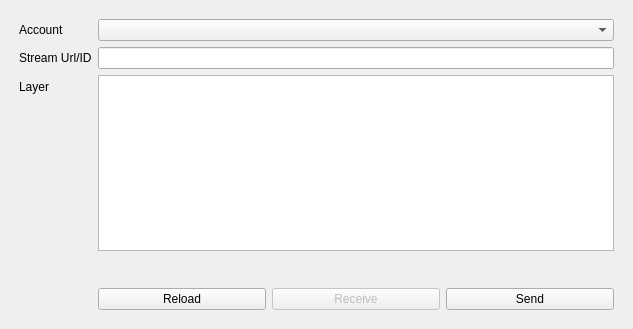
The window that ui/speckle_qgis_dialog_base.ui (specklesystems/speckle-qgis) describes before a commit, drawn with Qt 5.
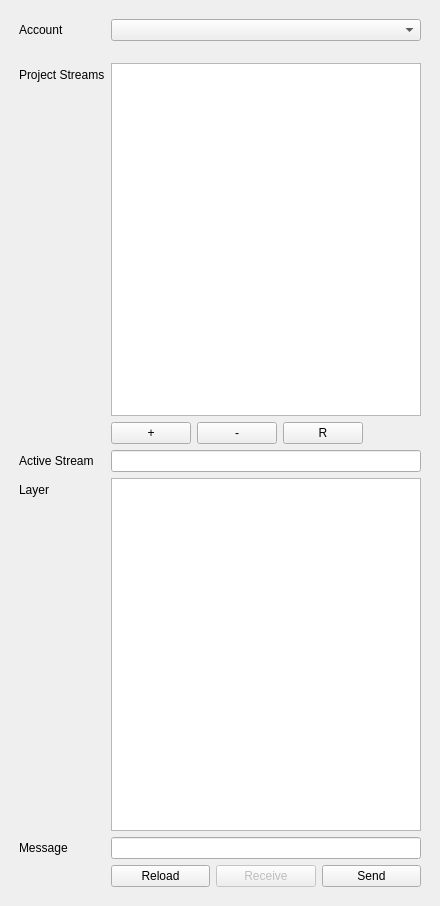
The same window after the commit.

```diff
--- a/ui/speckle_qgis_dialog_base.ui
+++ b/ui/speckle_qgis_dialog_base.ui
@@ -6,8 +6,8 @@
    <rect>
     <x>0</x>
     <y>0</y>
-    <width>633</width>
-    <height>329</height>
+    <width>440</width>
+    <height>906</height>
    </rect>
   </property>
   <property name="windowTitle">
@@ -41,17 +41,88 @@
         <item row="0" column="1">
          <widget class="QComboBox" name="accountListField"/>
         </item>
-        <item row="1" column="0">
-         <widget class="QLabel" name="streamIdLabel">
-          <property name="text">
-           <string>Stream Url/ID</string>
-          </property>
-         </widget>
-        </item>
         <item row="1" column="1">
-         <widget class="QLineEdit" name="streamIdField"/>
+         <spacer name="verticalSpacer_2">
+          <property name="orientation">
+           <enum>Qt::Vertical</enum>
+          </property>
+          <property name="sizeType">
+           <enum>QSizePolicy::Fixed</enum>
+          </property>
+          <property name="sizeHint" stdset="0">
+           <size>
+            <width>5</width>
+            <height>10</height>
+           </size>
+          </property>
+         </spacer>
         </item>
         <item row="2" column="0">
+         <widget class="QLabel" name="streamListLabel">
+          <property name="text">
+           <string>Project Streams</string>
+          </property>
+         </widget>
+        </item>
+        <item row="3" column="1">
+         <layout class="QHBoxLayout" name="streamListButtons">
+          <item>
+           <widget class="QPushButton" name="streams_add_button">
+            <property name="text">
+             <string>+</string>
+            </property>
+           </widget>
+          </item>
+          <item>
+           <widget class="QPushButton" name="streams_remove_button">
+            <property name="text">
+             <string>-</string>
+            </property>
+           </widget>
+          </item>
+          <item>
+           <widget class="QPushButton" name="streams_reload_button">
+            <property name="text">
+             <string>R</string>
+            </property>
+           </widget>
+          </item>
+          <item>
+           <spacer name="horizontalSpacer">
+            <property name="orientation">
+             <enum>Qt::Horizontal</enum>
+            </property>
+            <property name="sizeType">
+             <enum>QSizePolicy::Expanding</enum>
+            </property>
+            <property name="sizeHint" stdset="0">
+             <size>
+              <width>40</width>
+              <height>0</height>
+             </size>
+            </property>
+           </spacer>
+          </item>
+         </layout>
+        </item>
+        <item row="4" column="0">
+         <widget class="QLabel" name="streamIdLabel">
+          <property name="text">
+           <string>Active Stream</string>
+          </property>
+         </widget>
+        </item>
+        <item row="4" column="1">
+         <widget class="QLineEdit" name="streamIdField">
+          <property name="enabled">
+           <bool>true</bool>
+          </property>
+          <property name="clearButtonEnabled">
+           <bool>false</bool>
+          </property>
+         </widget>
+        </item>
+        <item row="5" column="0">
          <widget class="QLabel" name="layersLabel">
           <property name="text">
            <string>Layer</string>
@@ -59,6 +130,23 @@
          </widget>
         </item>
         <item row="5" column="1">
+         <widget class="QListWidget" name="layersWidget">
+          <property name="selectionMode">
+           <enum>QAbstractItemView::MultiSelection</enum>
+          </property>
+         </widget>
+        </item>
+        <item row="7" column="0">
+         <widget class="QLabel" name="messageLabel">
+          <property name="text">
+           <string>Message</string>
+          </property>
+         </widget>
+        </item>
+        <item row="7" column="1">
+         <widget class="QLineEdit" name="messageInput"/>
+        </item>
+        <item row="8" column="1">
          <layout class="QHBoxLayout" name="horizontalLayout">
           <item>
            <widget class="QPushButton" name="reloadButton">
@@ -89,25 +177,8 @@
           </item>
          </layout>
         </item>
-        <item row="4" column="1">
-         <spacer name="verticalSpacer">
-          <property name="orientation">
-           <enum>Qt::Vertical</enum>
-          </property>
-          <property name="sizeHint" stdset="0">
-           <size>
-            <width>20</width>
-            <height>40</height>
-           </size>
-          </property>
-         </spacer>
-        </item>
         <item row="2" column="1">
-         <widget class="QListWidget" name="layersWidget">
-          <property name="selectionMode">
-           <enum>QAbstractItemView::MultiSelection</enum>
-          </property>
-         </widget>
+         <widget class="QListWidget" name="streamList"/>
         </item>
        </layout>
       </item>
```
